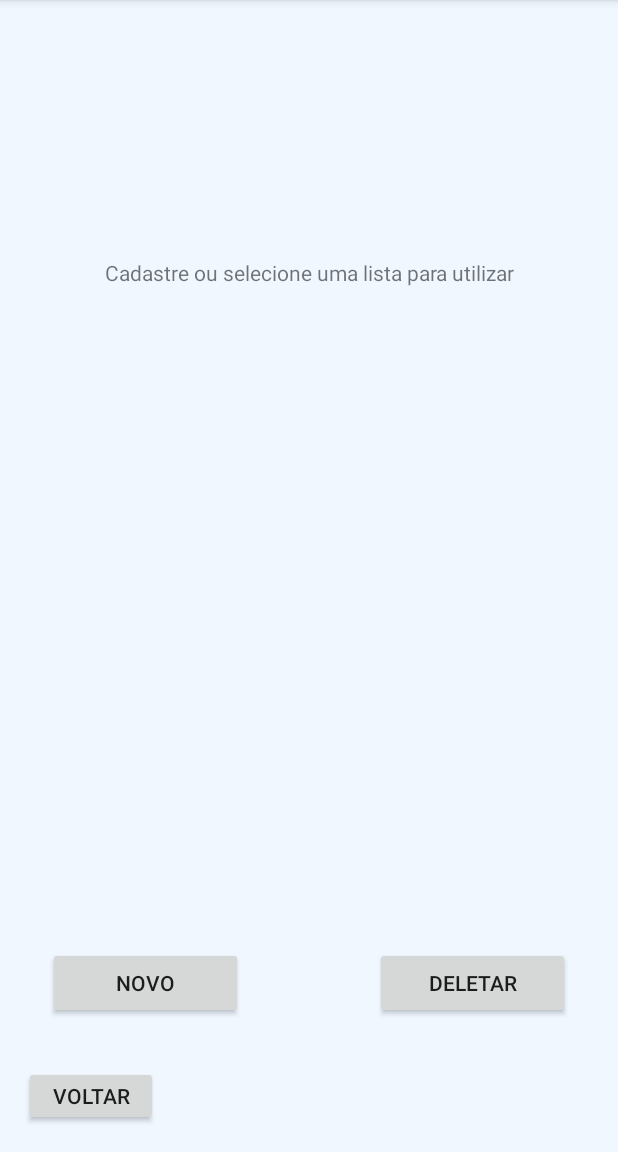
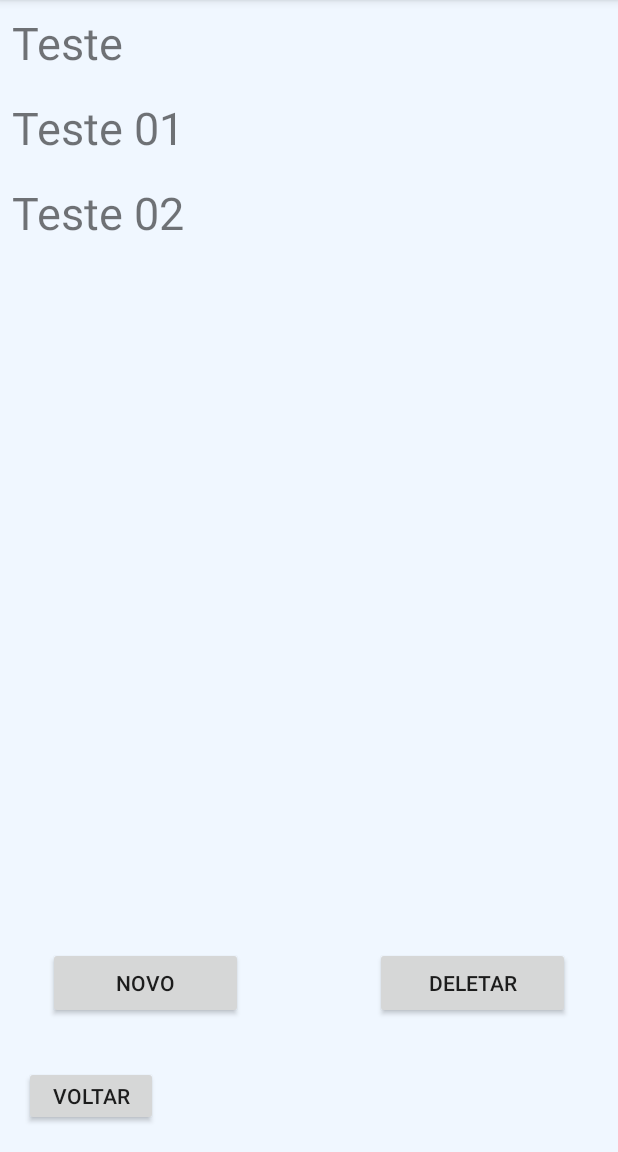
Before and after one commit to Jhw1910/prject-java, an Android app: the MinhasListasActivity screen opened directly, with no data from a screen before it, on a phone screen of 412 x 824 dp, the part 84-1236 px from its top. Run offline under Robolectric (Android 15) with nearby library versions, the phone set to English and light mode, and no system bars.

Commit message:
create list in home

```diff
--- a/app/src/main/java/com/example/digitalmarketlist/MinhasListasActivity.java
+++ b/app/src/main/java/com/example/digitalmarketlist/MinhasListasActivity.java
@@ -1,19 +1,38 @@
 package com.example.digitalmarketlist;
 
 import androidx.appcompat.app.AppCompatActivity;
+import androidx.recyclerview.widget.LinearLayoutManager;
+import androidx.recyclerview.widget.RecyclerView;
 
 import android.content.Intent;
 import android.os.Bundle;
 import android.view.View;
 import android.widget.Button;
 
+import com.example.digitalmarketlist.adapter.MinhaLista;
+import com.example.digitalmarketlist.adapter.MinhaListaHome;
+import com.example.digitalmarketlist.objetos.Lista;
+
+import java.util.ArrayList;
+
 public class MinhasListasActivity extends AppCompatActivity {
+    private MinhaListaHome minhaListaAdapter;
+    ArrayList<String> minhaLista = new ArrayList<>();
     private Button novaLista;
 
     @Override
     protected void onCreate(Bundle savedInstanceState) {
         super.onCreate(savedInstanceState);
         setContentView(R.layout.activity_minhas_listas);
+
+        minhaLista.add("Teste");
+        minhaLista.add("Teste 01");
+        minhaLista.add("Teste 02");
+
+        RecyclerView recyclerView = findViewById(R.id.recyclerview);
+        recyclerView.setLayoutManager(new LinearLayoutManager(this));
+        minhaListaAdapter = new MinhaListaHome(this, minhaLista);
+        recyclerView.setAdapter(minhaListaAdapter);
 
         novaLista = findViewById(R.id.btt_novo_minhas_listas);
 
--- a/app/src/main/java/com/example/digitalmarketlist/adapter/MinhaLista.java
+++ b/app/src/main/java/com/example/digitalmarketlist/adapter/MinhaLista.java
@@ -15,19 +15,19 @@ import com.example.digitalmarketlist.objetos.Lista;
 
 import java.util.ArrayList;
 
-public class MinhaLista extends RecyclerView.Adapter<MinhaLista.GroceryViewHolder> {
+public class MinhaLista extends RecyclerView.Adapter<MinhaLista.MinhaListaViewHolder> {
     private Context mContext;
     private ArrayList<Lista> mCursor;
     public MinhaLista(Context context, ArrayList<Lista> cursor) {
         mContext = context;
         mCursor = cursor;
     }
-    static class GroceryViewHolder extends RecyclerView.ViewHolder {
+    static class MinhaListaViewHolder extends RecyclerView.ViewHolder {
         TextView nome;
         TextView preco;
         TextView quantidade;
         @SuppressLint("CutPasteId")
-        GroceryViewHolder(View itemView) {
+        MinhaListaViewHolder(View itemView) {
             super(itemView);
             nome = itemView.findViewById(R.id.textview_name_item);
             preco = itemView.findViewById(R.id.textview_amount_item);
@@ -37,14 +37,14 @@ public class MinhaLista extends RecyclerView.Adapter<MinhaLista.GroceryViewHolde
 
     @NonNull
     @Override
-    public GroceryViewHolder onCreateViewHolder(@NonNull ViewGroup parent, int viewType) {
+    public MinhaListaViewHolder onCreateViewHolder(@NonNull ViewGroup parent, int viewType) {
         LayoutInflater inflater = LayoutInflater.from(mContext);
         View view = inflater.inflate(R.layout.item_adicionar_lista, parent, false);
-        return new GroceryViewHolder(view);
+        return new MinhaListaViewHolder(view);
     }
 
     @Override
-    public void onBindViewHolder(@NonNull GroceryViewHolder holder, int position) {
+    public void onBindViewHolder(@NonNull MinhaListaViewHolder holder, int position) {
         Lista lista = mCursor.get(position);
         holder.nome.setText(lista.getProduto());
         holder.preco.setText(String.valueOf(lista.getPreco()));
--- /dev/null
+++ b/app/src/main/java/com/example/digitalmarketlist/adapter/MinhaListaHome.java
@@ -0,0 +1,50 @@
+package com.example.digitalmarketlist.adapter;
+
+import android.annotation.SuppressLint;
+import android.content.Context;
+import android.view.LayoutInflater;
+import android.view.View;
+import android.view.ViewGroup;
+import android.widget.TextView;
+
+import androidx.annotation.NonNull;
+import androidx.recyclerview.widget.RecyclerView;
+
+import com.example.digitalmarketlist.R;
+
+import java.util.ArrayList;
+
+public class MinhaListaHome extends RecyclerView.Adapter<MinhaListaHome.MinhaListaHomeViewHolder> {
+    private Context mContext;
+    private ArrayList<String> mCursor;
+    public MinhaListaHome(Context context, ArrayList<String> cursor) {
+        mContext = context;
+        mCursor = cursor;
+    }
+    static class MinhaListaHomeViewHolder extends RecyclerView.ViewHolder {
+        TextView nome;
+        @SuppressLint("CutPasteId")
+        MinhaListaHomeViewHolder(View itemView) {
+            super(itemView);
+            nome = itemView.findViewById(R.id.txt_nome_lista);
+        }
+    }
+
+    @NonNull
+    @Override
+    public MinhaListaHomeViewHolder onCreateViewHolder(@NonNull ViewGroup parent, int viewType) {
+        LayoutInflater inflater = LayoutInflater.from(mContext);
+        View view = inflater.inflate(R.layout.item_minha_lista, parent, false);
+        return new MinhaListaHomeViewHolder(view);
+    }
+
+    @Override
+    public void onBindViewHolder(@NonNull MinhaListaHomeViewHolder holder, int position) {
+        String lista = mCursor.get(position);
+        holder.nome.setText(lista);
+    }
+    @Override
+    public int getItemCount() {
+        return mCursor.size();
+    }
+}
--- a/app/src/main/res/layout/activity_minhas_listas.xml
+++ b/app/src/main/res/layout/activity_minhas_listas.xml
@@ -7,21 +7,6 @@
     android:layout_height="match_parent"
     android:background="#F0F7FF"
     android:backgroundTint="#F0F7FF">
-
-    <TextView
-        android:id="@+id/frase_motivacional_minhas_listas"
-        android:layout_width="0dp"
-        android:layout_height="wrap_content"
-        android:layout_marginStart="32dp"
-        android:layout_marginEnd="32dp"
-        android:gravity="center"
-        android:text="Cadastre ou selecione uma lista para utilizar"
-        app:layout_constraintBottom_toBottomOf="parent"
-        app:layout_constraintEnd_toEndOf="parent"
-        app:layout_constraintHorizontal_bias="0.0"
-        app:layout_constraintStart_toStartOf="parent"
-        app:layout_constraintTop_toTopOf="parent"
-        app:layout_constraintVertical_bias="0.23" />
 
     <Button
         android:id="@+id/btt_voltar_minhas_listas"
@@ -63,16 +48,13 @@
         app:layout_constraintTop_toTopOf="parent"
         app:layout_constraintVertical_bias="0.877" />
 
-    <ListView
-        android:id="@+id/visualizacao_lista_minhas_listas"
-        android:layout_width="0dp"
-        android:layout_height="361dp"
-        android:layout_marginStart="8dp"
-        android:layout_marginEnd="8dp"
-        app:layout_constraintBottom_toBottomOf="parent"
+    <androidx.recyclerview.widget.RecyclerView
+        android:id="@+id/recyclerview"
+        android:layout_width="match_parent"
+        android:layout_height="0dp"
+        app:layout_constraintBottom_toTopOf="@+id/btt_novo_minhas_listas"
         app:layout_constraintEnd_toEndOf="parent"
-        app:layout_constraintHorizontal_bias="0.491"
         app:layout_constraintStart_toStartOf="parent"
         app:layout_constraintTop_toTopOf="parent"
-        app:layout_constraintVertical_bias="0.556" />
+        tools:ignore="MissingConstraints" />
 </androidx.constraintlayout.widget.ConstraintLayout>
--- /dev/null
+++ b/app/src/main/res/layout/item_minha_lista.xml
@@ -0,0 +1,12 @@
+<?xml version="1.0" encoding="utf-8"?>
+<LinearLayout xmlns:android="http://schemas.android.com/apk/res/android"
+    android:layout_width="match_parent"
+    android:layout_height="wrap_content"
+    android:layout_margin="8dp">
+    <TextView
+        android:id="@+id/txt_nome_lista"
+        android:layout_width="wrap_content"
+        android:layout_height="wrap_content"
+        android:textSize="30sp" />
+
+</LinearLayout>
```
